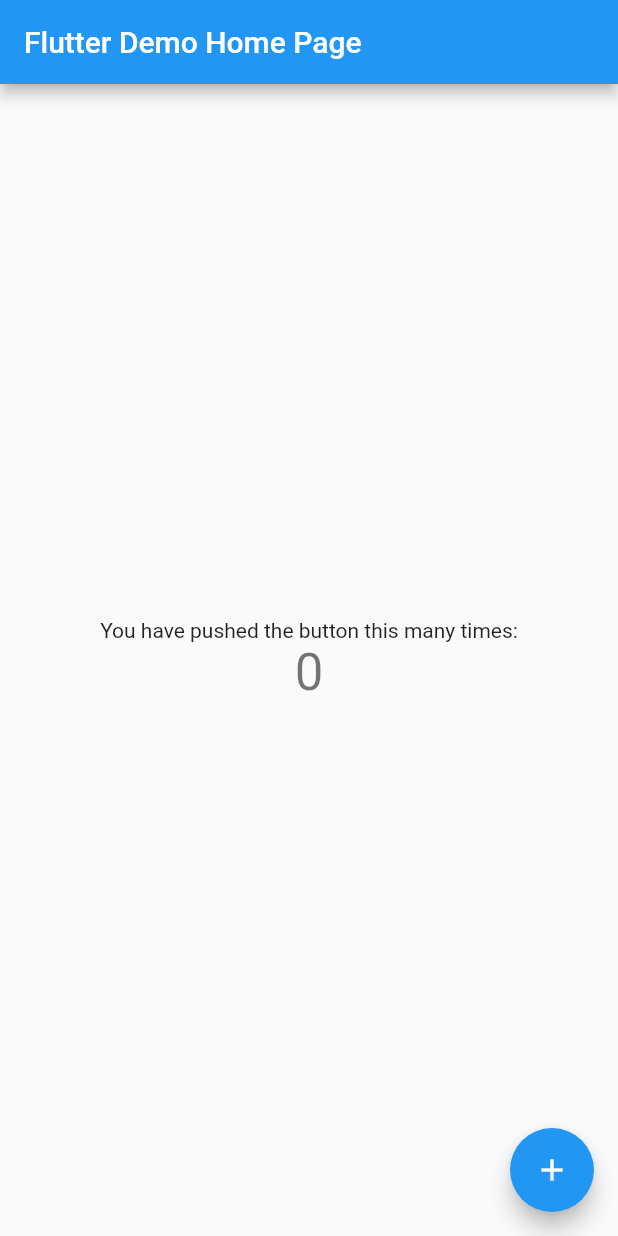
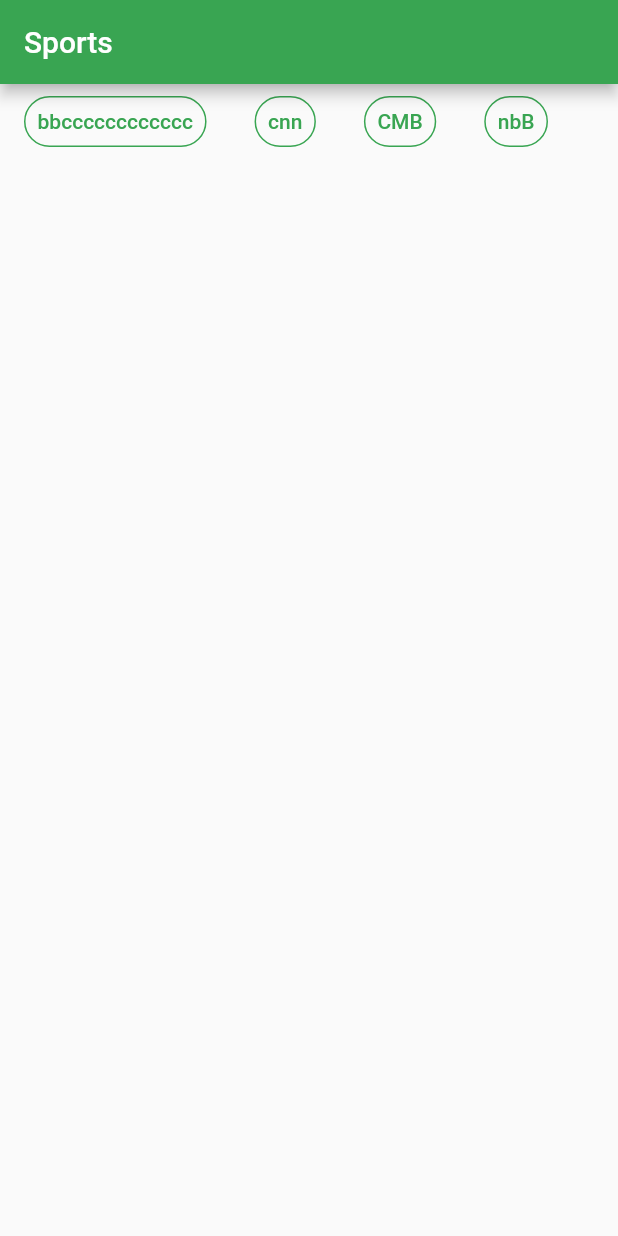
Before and after one commit to Eyadzz/News_App, a Flutter app: the screen it shows after launch, on a phone screen of 412 x 824 dp. Run offline on Flutter 3.47's test engine with Material 2 defaults, Android fonts, the phone set to English and light mode, and no system bars.

Commit message:
Home Screen

```diff
--- /dev/null
+++ b/lib/HomeScreen/HomeScreen.dart
@@ -0,0 +1,23 @@
+import 'package:flutter/material.dart';
+import 'package:news_application/HomeScreen/HomeTabs.dart';
+
+class SelectedCategory extends StatefulWidget {
+
+  @override
+  _SelectedCategoryState createState() => _SelectedCategoryState();
+}
+
+class _SelectedCategoryState extends State<SelectedCategory> {
+  @override
+  Widget build(BuildContext context) {
+    return Scaffold(
+      appBar: AppBar(title: Text('Sports')),
+      body:HomeTabs()
+
+
+
+    );
+
+
+  }
+}
--- /dev/null
+++ b/lib/HomeScreen/HomeTabs.dart
@@ -0,0 +1,43 @@
+import 'package:flutter/material.dart';
+import 'package:news_application/HomeScreen/TabItem.dart';
+import 'package:news_application/Source.dart';
+
+class HomeTabs extends StatefulWidget {
+
+  HomeTabs();
+
+  @override
+  _HomeTabsState createState() => _HomeTabsState();
+}
+
+class _HomeTabsState extends State<HomeTabs> {
+  final List<Source>sources=[];
+  @override
+  void initState() {
+    // TODO: implement initState
+    sources.add(new Source('bbcccccccccccc'));
+    sources.add(new Source("cnn"));
+    sources.add(new Source("CMB"));
+    sources.add(new Source("nbB"));
+  }
+ @override
+  Widget build(BuildContext context) {
+    return DefaultTabController(length: sources.length,
+        child: Container(
+          padding: EdgeInsets.only(top:8),
+          child: Column(
+            children: [
+              TabBar(
+                  isScrollable: true,
+                  indicatorColor: Colors.transparent,
+                  tabs: sources.map((e) => TabItem(e,false)).toList()
+              )
+
+            ],
+
+
+
+    ),
+        ));
+  }
+}
--- /dev/null
+++ b/lib/HomeScreen/TabItem.dart
@@ -0,0 +1,30 @@
+import 'package:flutter/material.dart';
+
+import '../Source.dart';
+
+class TabItem extends StatelessWidget {
+  Source source;
+  bool isSelected;
+  TabItem(this.source,this.isSelected);
+
+  @override
+  Widget build(BuildContext context) {
+    return isSelected? Container(
+      decoration: BoxDecoration(
+        borderRadius: BorderRadius.circular(35)
+      ),
+      color: Theme.of(context).primaryColor,
+      child: Text(source.name,style: TextStyle(color: Colors.white),)
+    ):
+    Container(
+      padding: EdgeInsets.all(8),
+        decoration: BoxDecoration(
+            borderRadius: BorderRadius.circular(24),
+          border: Border.all(color: Theme.of(context).primaryColor,width: 1)
+        ),
+        child: Text(source.name,style: TextStyle(color: Theme.of(context).primaryColor)
+    )
+    )
+    ;
+  }
+}
--- /dev/null
+++ b/lib/Source.dart
@@ -0,0 +1,6 @@
+class Source{
+
+  String name;
+  Source(this.name);
+
+}
--- a/lib/main.dart
+++ b/lib/main.dart
@@ -1,113 +1,20 @@
 import 'package:flutter/material.dart';
+import 'package:news_application/HomeScreen/HomeScreen.dart';
+
 
 void main() {
   runApp(MyApp());
 }
 
 class MyApp extends StatelessWidget {
-  // This widget is the root of your application.
   @override
   Widget build(BuildContext context) {
+    final Color PrimaryColor =Color.fromRGBO(57, 165, 82, 1.0);
     return MaterialApp(
-      title: 'Flutter Demo',
-      theme: ThemeData(
-        // This is the theme of your application.
-        //
-        // Try running your application with "flutter run". You'll see the
-        // application has a blue toolbar. Then, without quitting the app, try
-        // changing the primarySwatch below to Colors.green and then invoke
-        // "hot reload" (press "r" in the console where you ran "flutter run",
-        // or simply save your changes to "hot reload" in a Flutter IDE).
-        // Notice that the counter didn't reset back to zero; the application
-        // is not restarted.
-        primarySwatch: Colors.blue,
-      ),
-      home: MyHomePage(title: 'Flutter Demo Home Page'),
+        theme: ThemeData(
+        primaryColor: PrimaryColor,
+    ),
+        home:SelectedCategory()
     );
   }
 }
-
-class MyHomePage extends StatefulWidget {
-  MyHomePage({Key key, this.title}) : super(key: key);
-
-  // This widget is the home page of your application. It is stateful, meaning
-  // that it has a State object (defined below) that contains fields that affect
-  // how it looks.
-
-  // This class is the configuration for the state. It holds the values (in this
-  // case the title) provided by the parent (in this case the App widget) and
-  // used by the build method of the State. Fields in a Widget subclass are
-  // always marked "final".
-
-  final String title;
-
-  @override
-  _MyHomePageState createState() => _MyHomePageState();
-}
-
-class _MyHomePageState extends State<MyHomePage> {
-  int _counter = 0;
-
-  void _incrementCounter() {
-    setState(() {
-      // This call to setState tells the Flutter framework that something has
-      // changed in this State, which causes it to rerun the build method below
-      // so that the display can reflect the updated values. If we changed
-      // _counter without calling setState(), then the build method would not be
-      // called again, and so nothing would appear to happen.
-      _counter++;
-    });
-  }
-
-  @override
-  Widget build(BuildContext context) {
-    // This method is rerun every time setState is called, for instance as done
-    // by the _incrementCounter method above.
-    //
-    // The Flutter framework has been optimized to make rerunning build methods
-    // fast, so that you can just rebuild anything that needs updating rather
-    // than having to individually change instances of widgets.
-    return Scaffold(
-      appBar: AppBar(
-        // Here we take the value from the MyHomePage object that was created by
-        // the App.build method, and use it to set our appbar title.
-        title: Text(widget.title),
-      ),
-      body: Center(
-        // Center is a layout widget. It takes a single child and positions it
-        // in the middle of the parent.
-        child: Column(
-          // Column is also a layout widget. It takes a list of children and
-          // arranges them vertically. By default, it sizes itself to fit its
-          // children horizontally, and tries to be as tall as its parent.
-          //
-          // Invoke "debug painting" (press "p" in the console, choose the
-          // "Toggle Debug Paint" action from the Flutter Inspector in Android
-          // Studio, or the "Toggle Debug Paint" command in Visual Studio Code)
-          // to see the wireframe for each widget.
-          //
-          // Column has various properties to control how it sizes itself and
-          // how it positions its children. Here we use mainAxisAlignment to
-          // center the children vertically; the main axis here is the vertical
-          // axis because Columns are vertical (the cross axis would be
-          // horizontal).
-          mainAxisAlignment: MainAxisAlignment.center,
-          children: <Widget>[
-            Text(
-              'You have pushed the button this many times:',
-            ),
-            Text(
-              '$_counter',
-              style: Theme.of(context).textTheme.headline4,
-            ),
-          ],
-        ),
-      ),
-      floatingActionButton: FloatingActionButton(
-        onPressed: _incrementCounter,
-        tooltip: 'Increment',
-        child: Icon(Icons.add),
-      ), // This trailing comma makes auto-formatting nicer for build methods.
-    );
-  }
-}
```
Also changed, not shown: pubspec.lock.
